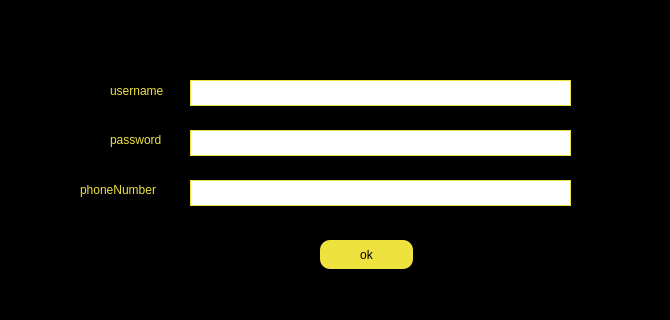
The window that enter/signup.ui (Shayanrava/APproject) describes before a commit, drawn with Qt 5.
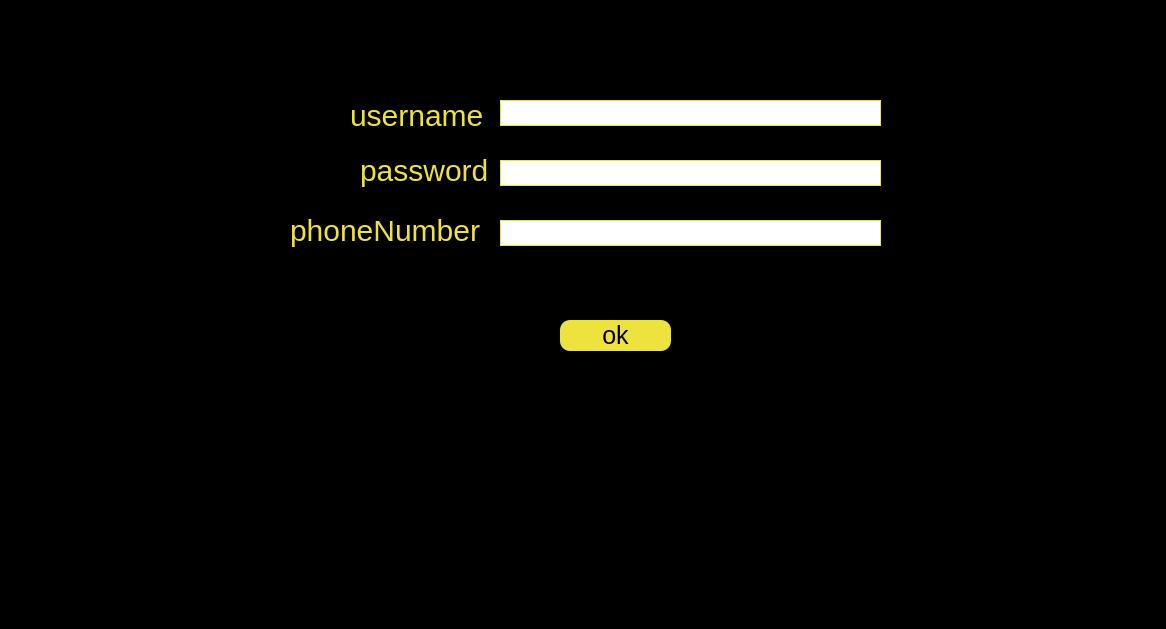
The same window after the commit.

Patch:
```diff
--- a/enter/signup.ui
+++ b/enter/signup.ui
@@ -6,8 +6,8 @@
    <rect>
     <x>0</x>
     <y>0</y>
-    <width>670</width>
-    <height>320</height>
+    <width>1166</width>
+    <height>629</height>
    </rect>
   </property>
   <property name="windowTitle">
@@ -22,16 +22,16 @@
   <widget class="QLabel" name="lbluser">
    <property name="geometry">
     <rect>
-     <x>110</x>
-     <y>80</y>
-     <width>71</width>
-     <height>21</height>
+     <x>350</x>
+     <y>90</y>
+     <width>141</width>
+     <height>51</height>
     </rect>
    </property>
    <property name="styleSheet">
     <string notr="true">#lbluser{
 color: rgb(238, 226, 63);
-
+font-size:30px;
 }</string>
    </property>
    <property name="text">
@@ -41,16 +41,16 @@
   <widget class="QLabel" name="lblphone">
    <property name="geometry">
     <rect>
-     <x>80</x>
-     <y>180</y>
-     <width>101</width>
-     <height>20</height>
+     <x>290</x>
+     <y>200</y>
+     <width>201</width>
+     <height>61</height>
     </rect>
    </property>
    <property name="styleSheet">
     <string notr="true">#lblphone{
 color: rgb(238, 226, 63);
-
+font-size:30px;
 }</string>
    </property>
    <property name="text">
@@ -60,8 +60,8 @@
   <widget class="QLineEdit" name="ledpassword">
    <property name="geometry">
     <rect>
-     <x>190</x>
-     <y>130</y>
+     <x>500</x>
+     <y>160</y>
      <width>381</width>
      <height>26</height>
     </rect>
@@ -79,8 +79,8 @@
   <widget class="QLineEdit" name="ledphone">
    <property name="geometry">
     <rect>
-     <x>190</x>
-     <y>180</y>
+     <x>500</x>
+     <y>220</y>
      <width>381</width>
      <height>26</height>
     </rect>
@@ -98,10 +98,10 @@
    </property>
    <property name="geometry">
     <rect>
-     <x>320</x>
-     <y>240</y>
-     <width>93</width>
-     <height>29</height>
+     <x>560</x>
+     <y>320</y>
+     <width>111</width>
+     <height>31</height>
     </rect>
    </property>
    <property name="styleSheet">
@@ -111,6 +111,10 @@
 
 border-radius:10px;
 
+font-size:25px;
+
+color:black;
+
 }</string>
    </property>
    <property name="text">
@@ -120,16 +124,16 @@
   <widget class="QLabel" name="lblpas">
    <property name="geometry">
     <rect>
-     <x>110</x>
-     <y>130</y>
-     <width>63</width>
-     <height>20</height>
+     <x>360</x>
+     <y>150</y>
+     <width>131</width>
+     <height>41</height>
     </rect>
    </property>
    <property name="styleSheet">
     <string notr="true">#lblpas{
 color: rgb(238, 226, 63);
-
+font-size:30px;
 }</string>
    </property>
    <property name="text">
@@ -139,8 +143,8 @@
   <widget class="QLineEdit" name="leduser">
    <property name="geometry">
     <rect>
-     <x>190</x>
-     <y>80</y>
+     <x>500</x>
+     <y>100</y>
      <width>381</width>
      <height>26</height>
     </rect>
```
